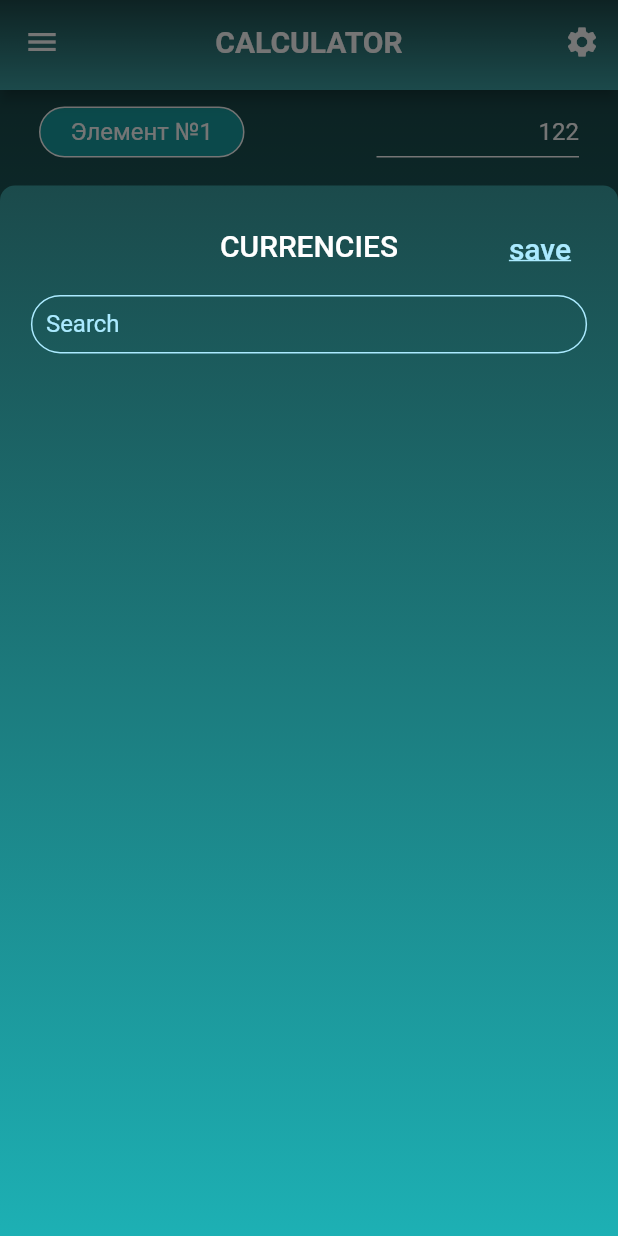
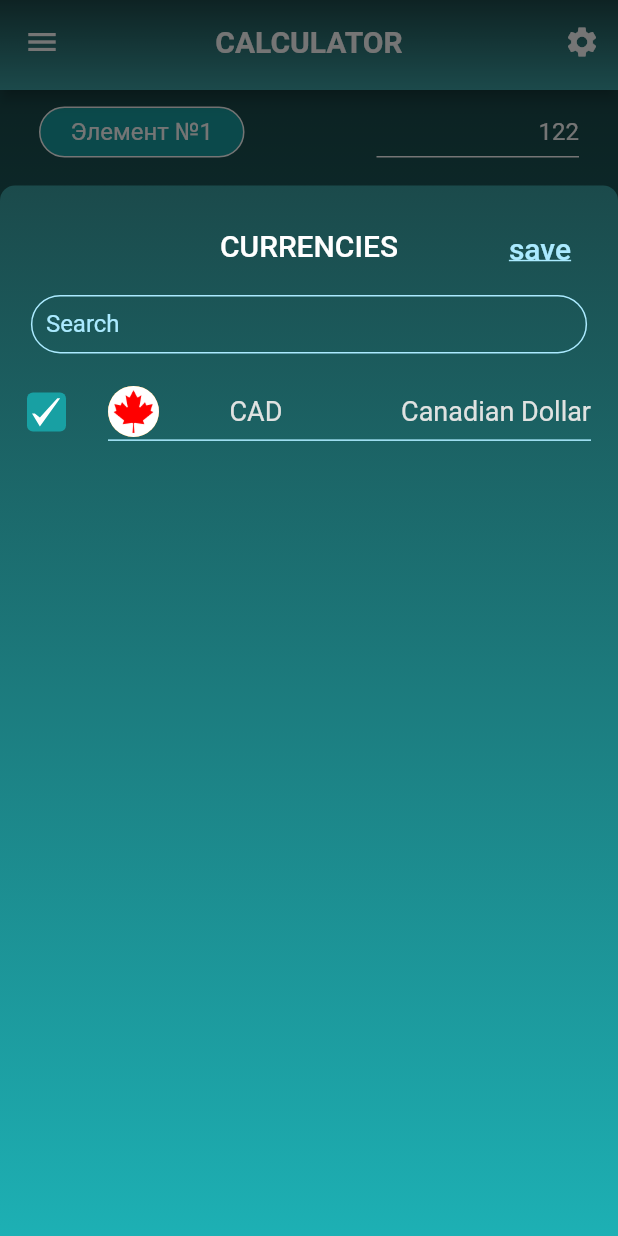
Before and after one commit to windownik/exchanger, a Flutter app: the screen it shows after launch, after a tap on the "settings" icon, on a phone screen of 412 x 824 dp. Run offline on Flutter 3.47's test engine with Material 2 defaults, Android fonts, the phone set to English and light mode, and no system bars; our stand-ins replace flutter_svg, get, shared_preferences.

Commit message:
Start working on currency card

```diff
--- a/lib/logic/currency.dart
+++ b/lib/logic/currency.dart
@@ -1,13 +1,120 @@
 
-import 'package:flutter/cupertino.dart';
+import 'package:flutter/material.dart';
+import 'package:flutter_svg/flutter_svg.dart';
+import 'package:get/get.dart';
 
 
 
-class CustomCurrencyCard extends StatelessWidget{
+class CustomCurrencyCard extends StatefulWidget{
+  @override
+  State<StatefulWidget> createState() {
+    return CustomCurrencyCardState();
+  }
+}
+
+class CustomCurrencyCardState extends State<CustomCurrencyCard>{
   @override
   Widget build(BuildContext context) {
-    // TODO: implement build
-    throw UnimplementedError();
+    return Container(
+      padding: const EdgeInsets.only(left: 18, right: 18),
+      height: 40,
+      child: Row(
+        mainAxisAlignment: MainAxisAlignment.spaceBetween,
+        crossAxisAlignment: CrossAxisAlignment.end,
+        children: [
+          PickSight(showSight: true,),
+          CardCurrencyInfo(imgPath: 'ca.png', currencyShort: 'CAD', currencyDesc: 'Canadian Dollar',)
+        ],
+      ),
+    );
   }
+}
 
+class CardCurrencyInfo extends StatelessWidget{
+  String imgPath;
+  String currencyShort;
+  String currencyDesc;
+  CardCurrencyInfo({super.key, required this.imgPath, required this.currencyShort, required this.currencyDesc});
+
+  @override
+  Widget build(BuildContext context) {
+    return Column(
+        mainAxisAlignment: MainAxisAlignment.spaceEvenly,
+      children: [
+        SizedBox(
+          width: Get.width - 90,
+          child: Row(
+          mainAxisAlignment: MainAxisAlignment.spaceBetween,
+          children: [
+            Row(children: [
+              Container(
+                width: 34,
+                height: 34,
+                decoration: BoxDecoration(
+                    color: Colors.orange,
+                    shape: BoxShape.circle,
+                    image: DecorationImage(
+                        image: AssetImage("assets/flags/$imgPath"),
+                        fit: BoxFit.cover
+                    )
+                ),
+              ),
+              const SizedBox(width: 47,),
+              Text(currencyShort, style: const TextStyle(color: Color.fromRGBO(224, 226, 225, 1), fontSize: 18),),
+            ],),
+
+            Text(currencyDesc, style: const TextStyle(color: Color.fromRGBO(224, 226, 225, 1), fontSize: 18),)
+          ],
+        ),),
+        CustomLine(showColor: true,)
+      ]
+    );
+  }
 }
+
+
+class CustomLine extends StatelessWidget {
+  bool showColor;
+  CustomLine({super.key, required this.showColor});
+
+  @override
+  Widget build(BuildContext context) {
+    return Container(
+      height: 1,
+      width: Get.width - 90,
+      color: showColor ? const Color.fromRGBO(171, 234, 255, 1) : Colors.transparent,
+    );
+  }
+}
+
+class PickSight extends StatelessWidget{
+  bool showSight = false;
+
+  PickSight({super.key, required this.showSight});
+  @override
+  Widget build(BuildContext context) {
+    if (showSight){
+        return Container(
+          margin: const EdgeInsets.only(bottom: 8),
+          padding: const EdgeInsets.all(3),
+          height: 26,
+          width: 26,
+          decoration: BoxDecoration(
+              color: const Color.fromRGBO(24, 160, 163, 1),
+              borderRadius: BorderRadius.circular(4)
+          ),
+          child: SvgPicture.asset("assets/svg/check_mark.svg",),
+        );
+      } else {
+      return Container(
+        margin: const EdgeInsets.only(bottom: 8),
+        height: 26,
+        width: 26,
+          decoration: BoxDecoration(
+            border: Border.all(width: 2.2, color: const Color.fromRGBO(171, 234, 255, 1)),
+                borderRadius: BorderRadius.circular(4)
+          ),
+      );
+    }
+  }
+}
--- a/lib/screens/settings/settings_screen.dart
+++ b/lib/screens/settings/settings_screen.dart
@@ -1,5 +1,7 @@
 import 'package:flutter/material.dart';
 import 'package:get/get.dart';
+
+import '../../logic/currency.dart';
 
 class CustomSettings extends StatefulWidget {
   const CustomSettings({super.key});
@@ -88,6 +90,7 @@ class CustomSettingsState extends State<CustomSettings> {
             ),
           ),
           const SizedBox(height: 20,),
+          CustomCurrencyCard(),
           // ListView.builder(itemBuilder: itemBuilder)
         ],
       ),
```
Also changed, not shown: assets/svg/check_mark.svg (added).
